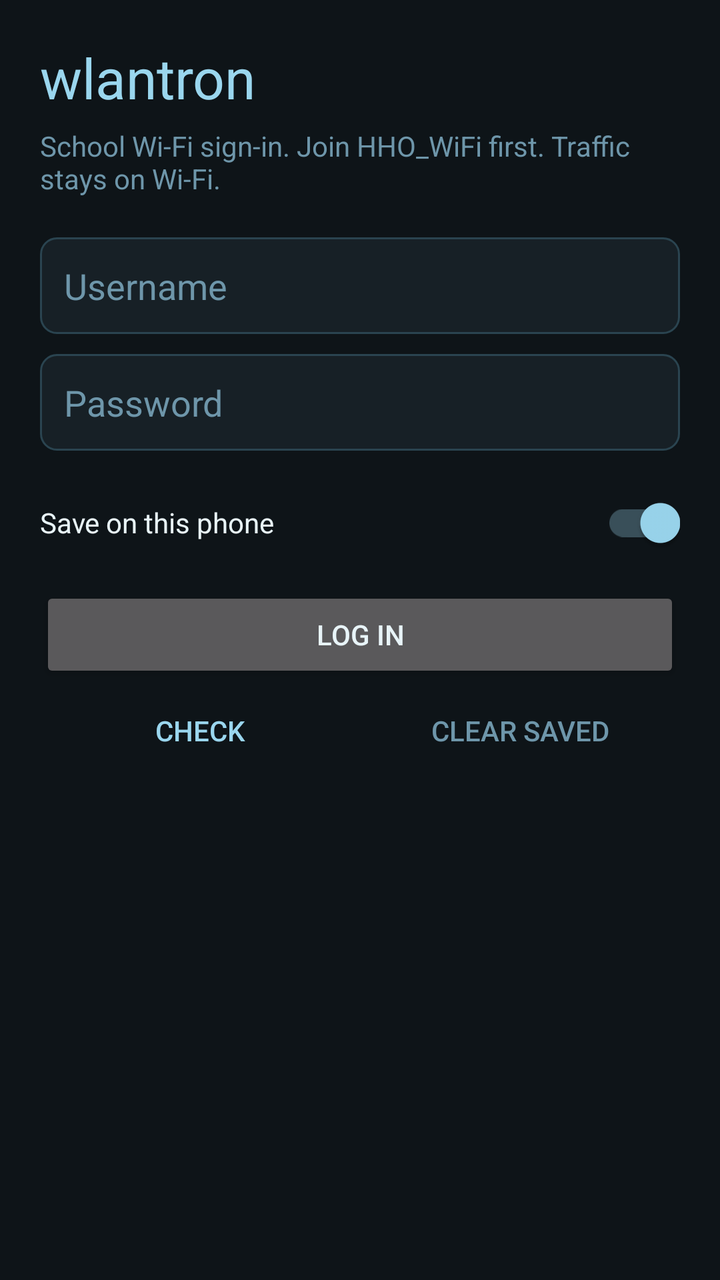
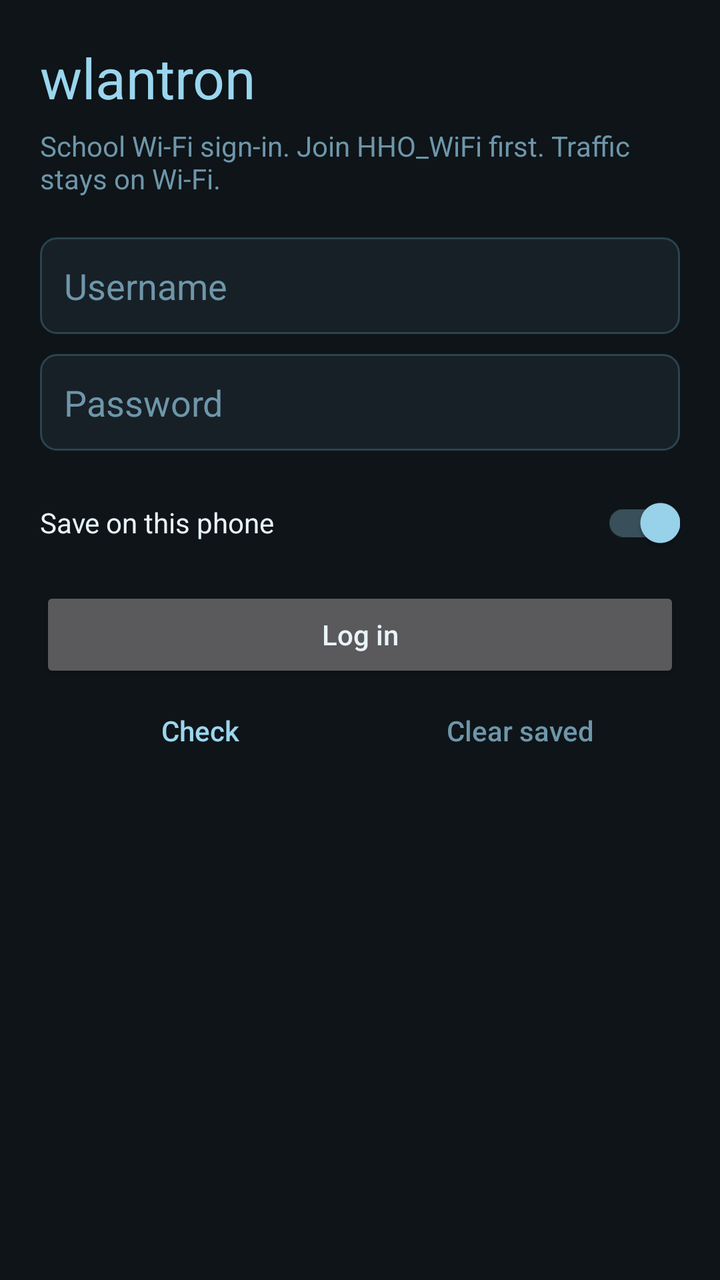

An Android layout rendered at two revisions. The XML below is the earlier revision; the diff shows what the commit changed to produce the second picture.
<!-- AndroidManifest.xml: application theme Theme.Wlantron -->
<!-- res/layout/activity_main.xml -->
<?xml version="1.0" encoding="utf-8"?>
<ScrollView xmlns:android="http://schemas.android.com/apk/res/android"
    android:id="@+id/scroller"
    android:layout_width="match_parent"
    android:layout_height="match_parent"
    android:fillViewport="true">

    <LinearLayout
        android:layout_width="match_parent"
        android:layout_height="wrap_content"
        android:orientation="vertical"
        android:padding="20dp">

        <TextView
            android:layout_width="match_parent"
            android:layout_height="wrap_content"
            android:text="@string/app_name"
            android:textColor="@color/ice"
            android:textSize="28sp" />

        <TextView
            android:layout_width="match_parent"
            android:layout_height="wrap_content"
            android:layout_marginTop="6dp"
            android:text="@string/subtitle"
            android:textColor="@color/muted"
            android:textSize="14sp" />

        <EditText
            android:id="@+id/username"
            android:layout_width="match_parent"
            android:layout_height="wrap_content"
            android:layout_marginTop="20dp"
            android:autofillHints="username"
            android:background="@drawable/field_bg"
            android:hint="@string/username"
            android:importantForAutofill="yes"
            android:inputType="text"
            android:minHeight="48dp"
            android:padding="12dp"
            android:textColor="@color/text"
            android:textColorHint="@color/muted" />

        <EditText
            android:id="@+id/password"
            android:layout_width="match_parent"
            android:layout_height="wrap_content"
            android:layout_marginTop="10dp"
            android:autofillHints="password"
            android:background="@drawable/field_bg"
            android:hint="@string/password"
            android:importantForAutofill="yes"
            android:inputType="textPassword"
            android:minHeight="48dp"
            android:padding="12dp"
            android:textColor="@color/text"
            android:textColorHint="@color/muted" />

        <androidx.appcompat.widget.SwitchCompat
            android:id="@+id/saveSwitch"
            android:layout_width="match_parent"
            android:layout_height="wrap_content"
            android:layout_marginTop="12dp"
            android:checked="true"
            android:minHeight="48dp"
            android:text="@string/save_login"
            android:textColor="@color/text" />

        <Button
            android:id="@+id/loginButton"
            android:layout_width="match_parent"
            android:layout_height="wrap_content"
            android:layout_marginTop="8dp"
            android:minHeight="48dp"
            android:text="@string/log_in" />

        <LinearLayout
            android:layout_width="match_parent"
            android:layout_height="wrap_content"
            android:orientation="horizontal">

            <Button
                android:id="@+id/checkButton"
                style="?android:attr/buttonBarButtonStyle"
                android:layout_width="0dp"
                android:layout_height="wrap_content"
                android:layout_weight="1"
                android:minHeight="48dp"
                android:text="@string/check"
                android:textColor="@color/ice" />

            <Button
                android:id="@+id/clearButton"
                style="?android:attr/buttonBarButtonStyle"
                android:layout_width="0dp"
                android:layout_height="wrap_content"
                android:layout_weight="1"
                android:minHeight="48dp"
                android:text="@string/clear_saved"
                android:textColor="@color/muted" />
        </LinearLayout>

        <TextView
            android:id="@+id/logView"
            android:layout_width="match_parent"
            android:layout_height="wrap_content"
            android:layout_marginTop="16dp"
            android:fontFamily="monospace"
            android:textColor="@color/text"
            android:textIsSelectable="true"
            android:textSize="14sp" />
    </LinearLayout>
</ScrollView>
<!-- resources referenced by this layout -->
<resources>
  <color name="ice">#9AD6EE</color>
  <color name="muted">#6E96AA</color>
  <color name="text">#E8F4F8</color>
  <!-- drawable field_bg (drawable) -->
  <?xml version="1.0" encoding="utf-8"?>
  <shape xmlns:android="http://schemas.android.com/apk/res/android">
      <solid android:color="@color/field" />
      <stroke android:width="1dp" android:color="@color/line" />
      <corners android:radius="8dp" />
  </shape>
  <string name="app_name">wlantron</string>
  <string name="check">Check</string>
  <string name="clear_saved">Clear saved</string>
  <string name="log_in">Log in</string>
  <string name="password">Password</string>
  <string name="save_login">Save on this phone</string>
  <string name="subtitle">School Wi-Fi sign-in. Join HHO_WiFi first. Traffic stays on Wi-Fi.</string>
  <string name="username">Username</string>
  <style name="Theme.Wlantron" parent="Theme.AppCompat.NoActionBar">
          <item name="android:windowBackground">@color/bg</item>
          <item name="android:statusBarColor">@color/bg</item>
          <item name="android:navigationBarColor">@color/bg</item>
          <item name="android:textColor">@color/text</item>
          <item name="colorAccent">@color/ice</item>
          <item name="colorPrimary">@color/ice</item>
          <item name="colorControlActivated">@color/ice</item>
          <item name="android:editTextColor">@color/text</item>
          <item name="android:textColorHint">@color/muted</item>
      </style>
  <color name="field">#172026</color>
  <color name="line">#2A4450</color>
  <color name="bg">#0E1418</color>
</resources>

<!-- the commit's change to res/layout/activity_main.xml (unified diff, before → after) -->
@@ -68,6 +68,7 @@
 
         <Button
             android:id="@+id/loginButton"
+            android:textAllCaps="false"
             android:layout_width="match_parent"
             android:layout_height="wrap_content"
             android:layout_marginTop="8dp"
@@ -81,6 +82,7 @@
 
             <Button
                 android:id="@+id/checkButton"
+                android:textAllCaps="false"
                 style="?android:attr/buttonBarButtonStyle"
                 android:layout_width="0dp"
                 android:layout_height="wrap_content"
@@ -91,6 +93,7 @@
 
             <Button
                 android:id="@+id/clearButton"
+                android:textAllCaps="false"
                 style="?android:attr/buttonBarButtonStyle"
                 android:layout_width="0dp"
                 android:layout_height="wrap_content"
